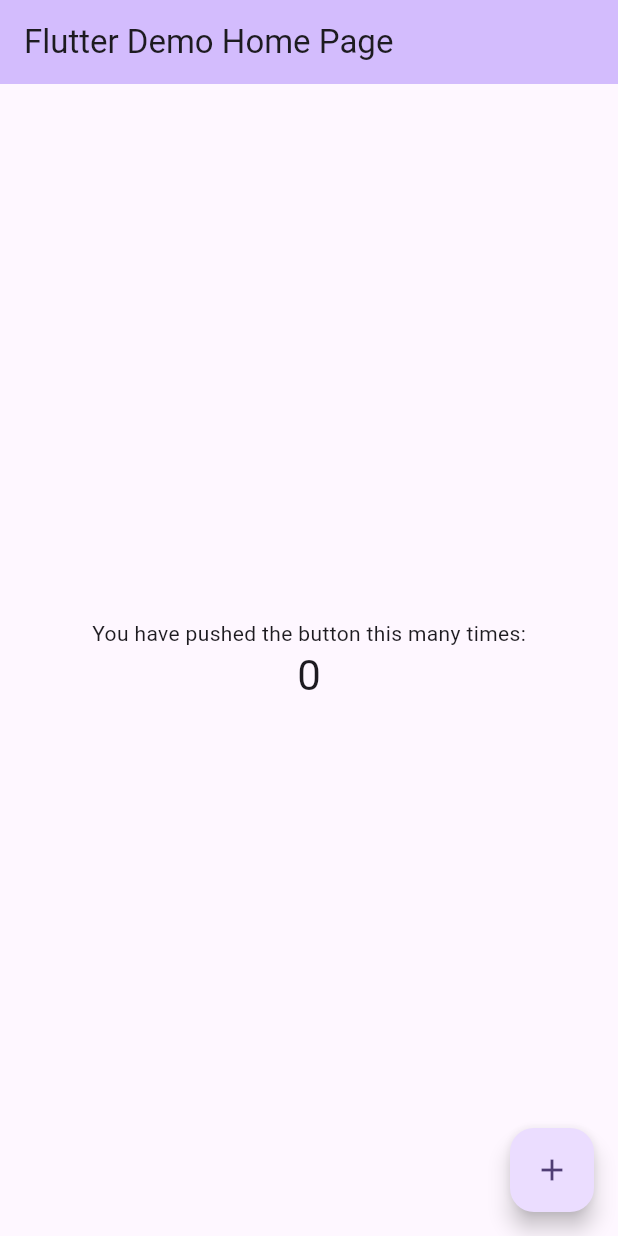
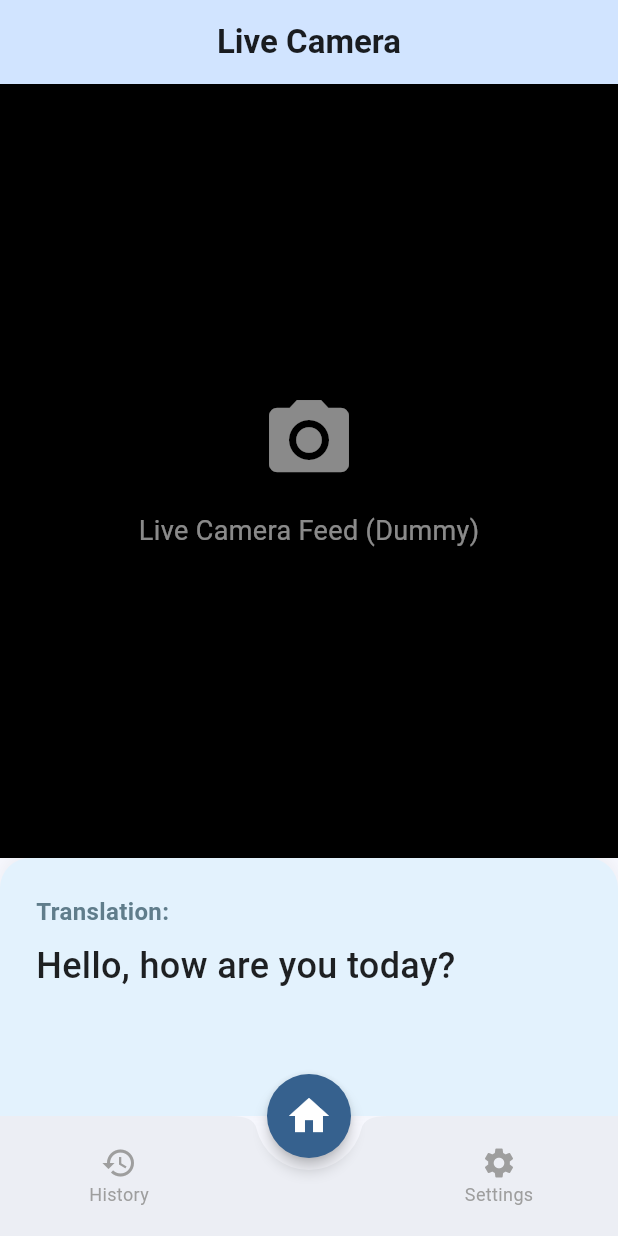
Before and after one commit to NarenVaithiyaa/SignSpeaks, a Flutter app: the screen it shows after launch, on a phone screen of 412 x 824 dp. Run offline on Flutter 3.47's test engine with Material 3 defaults, Android fonts, the phone set to English and light mode, and no system bars.

Commit message:
initial static mobile app design

```diff
--- a/sign_speaks/lib/main.dart
+++ b/sign_speaks/lib/main.dart
@@ -1,122 +1,307 @@
 import 'package:flutter/material.dart';
 
 void main() {
-  runApp(const MyApp());
+  runApp(const SignSpeaksApp());
 }
 
-class MyApp extends StatelessWidget {
-  const MyApp({super.key});
+class SignSpeaksApp extends StatelessWidget {
+  const SignSpeaksApp({super.key});
 
-  // This widget is the root of your application.
   @override
   Widget build(BuildContext context) {
     return MaterialApp(
-      title: 'Flutter Demo',
+      title: 'SignSpeaks',
       theme: ThemeData(
-        // This is the theme of your application.
-        //
-        // TRY THIS: Try running your application with "flutter run". You'll see
-        // the application has a purple toolbar. Then, without quitting the app,
-        // try changing the seedColor in the colorScheme below to Colors.green
-        // and then invoke "hot reload" (save your changes or press the "hot
-        // reload" button in a Flutter-supported IDE, or press "r" if you used
-        // the command line to start the app).
-        //
-        // Notice that the counter didn't reset back to zero; the application
-        // state is not lost during the reload. To reset the state, use hot
-        // restart instead.
-        //
-        // This works for code too, not just values: Most code changes can be
-        // tested with just a hot reload.
-        colorScheme: .fromSeed(seedColor: Colors.deepPurple),
+        colorScheme: ColorScheme.fromSeed(seedColor: Colors.blue),
+        useMaterial3: true,
       ),
-      home: const MyHomePage(title: 'Flutter Demo Home Page'),
+      home: const MainScreen(),
     );
   }
 }
 
-class MyHomePage extends StatefulWidget {
-  const MyHomePage({super.key, required this.title});
-
-  // This widget is the home page of your application. It is stateful, meaning
-  // that it has a State object (defined below) that contains fields that affect
-  // how it looks.
-
-  // This class is the configuration for the state. It holds the values (in this
-  // case the title) provided by the parent (in this case the App widget) and
-  // used by the build method of the State. Fields in a Widget subclass are
-  // always marked "final".
-
-  final String title;
+class MainScreen extends StatefulWidget {
+  const MainScreen({super.key});
 
   @override
-  State<MyHomePage> createState() => _MyHomePageState();
+  State<MainScreen> createState() => _MainScreenState();
 }
 
-class _MyHomePageState extends State<MyHomePage> {
-  int _counter = 0;
+class _MainScreenState extends State<MainScreen> {
+  int _selectedIndex = 1; // Default to Home (Index 1)
 
-  void _incrementCounter() {
+  final List<Widget> _pages = const [HistoryPage(), HomePage(), SettingsPage()];
+
+  void _onItemTapped(int index) {
     setState(() {
-      // This call to setState tells the Flutter framework that something has
-      // changed in this State, which causes it to rerun the build method below
-      // so that the display can reflect the updated values. If we changed
-      // _counter without calling setState(), then the build method would not be
-      // called again, and so nothing would appear to happen.
-      _counter++;
+      _selectedIndex = index;
     });
   }
 
   @override
   Widget build(BuildContext context) {
-    // This method is rerun every time setState is called, for instance as done
-    // by the _incrementCounter method above.
-    //
-    // The Flutter framework has been optimized to make rerunning build methods
-    // fast, so that you can just rebuild anything that needs updating rather
-    // than having to individually change instances of widgets.
     return Scaffold(
-      appBar: AppBar(
-        // TRY THIS: Try changing the color here to a specific color (to
-        // Colors.amber, perhaps?) and trigger a hot reload to see the AppBar
-        // change color while the other colors stay the same.
-        backgroundColor: Theme.of(context).colorScheme.inversePrimary,
-        // Here we take the value from the MyHomePage object that was created by
-        // the App.build method, and use it to set our appbar title.
-        title: Text(widget.title),
+      body: _pages[_selectedIndex],
+      // This creates the "projected" middle button look using a Floating Action Button
+      floatingActionButton: FloatingActionButton(
+        shape: const CircleBorder(),
+        backgroundColor: _selectedIndex == 1
+            ? Theme.of(context).colorScheme.primary
+            : Theme.of(context).colorScheme.secondaryContainer,
+        foregroundColor: _selectedIndex == 1
+            ? Theme.of(context).colorScheme.onPrimary
+            : Theme.of(context).colorScheme.onSecondaryContainer,
+        elevation: 4.0,
+        onPressed: () => _onItemTapped(1),
+        child: const Icon(Icons.home, size: 32),
       ),
-      body: Center(
-        // Center is a layout widget. It takes a single child and positions it
-        // in the middle of the parent.
+      // Docks the floating button into the center of the bottom bar
+      floatingActionButtonLocation: FloatingActionButtonLocation.centerDocked,
+      bottomNavigationBar: BottomAppBar(
+        shape: const CircularNotchedRectangle(),
+        notchMargin: 8.0,
+        child: SizedBox(
+          height: 60,
+          child: Row(
+            mainAxisAlignment: MainAxisAlignment.spaceAround,
+            children: [
+              // History Button (Left)
+              Expanded(
+                child: InkWell(
+                  onTap: () => _onItemTapped(0),
                   child: Column(
-          // Column is also a layout widget. It takes a list of children and
-          // arranges them vertically. By default, it sizes itself to fit its
-          // children horizontally, and tries to be as tall as its parent.
-          //
-          // Column has various properties to control how it sizes itself and
-          // how it positions its children. Here we use mainAxisAlignment to
-          // center the children vertically; the main axis here is the vertical
-          // axis because Columns are vertical (the cross axis would be
-          // horizontal).
-          //
-          // TRY THIS: Invoke "debug painting" (choose the "Toggle Debug Paint"
-          // action in the IDE, or press "p" in the console), to see the
-          // wireframe for each widget.
-          mainAxisAlignment: .center,
+                    mainAxisAlignment: MainAxisAlignment.center,
                     children: [
-            const Text('You have pushed the button this many times:'),
+                      Icon(
+                        Icons.history,
+                        color: _selectedIndex == 0
+                            ? Theme.of(context).colorScheme.primary
+                            : Colors.grey,
+                      ),
                       Text(
-              '$_counter',
-              style: Theme.of(context).textTheme.headlineMedium,
+                        'History',
+                        style: TextStyle(
+                          fontSize: 12,
+                          color: _selectedIndex == 0
+                              ? Theme.of(context).colorScheme.primary
+                              : Colors.grey,
+                        ),
                       ),
                     ],
                   ),
                 ),
-      floatingActionButton: FloatingActionButton(
-        onPressed: _incrementCounter,
-        tooltip: 'Increment',
-        child: const Icon(Icons.add),
+              ),
+              const Expanded(
+                child: SizedBox(),
+              ), // Empty space for the docked FAB
+              // Settings Button (Right)
+              Expanded(
+                child: InkWell(
+                  onTap: () => _onItemTapped(2),
+                  child: Column(
+                    mainAxisAlignment: MainAxisAlignment.center,
+                    children: [
+                      Icon(
+                        Icons.settings,
+                        color: _selectedIndex == 2
+                            ? Theme.of(context).colorScheme.primary
+                            : Colors.grey,
+                      ),
+                      Text(
+                        'Settings',
+                        style: TextStyle(
+                          fontSize: 12,
+                          color: _selectedIndex == 2
+                              ? Theme.of(context).colorScheme.primary
+                              : Colors.grey,
+                        ),
+                      ),
+                    ],
+                  ),
+                ),
+              ),
+            ],
+          ),
+        ),
       ),
     );
   }
 }
+
+class HomePage extends StatelessWidget {
+  const HomePage({super.key});
+
+  @override
+  Widget build(BuildContext context) {
+    return Scaffold(
+      appBar: AppBar(
+        centerTitle: true,
+        title: const Text(
+          'Live Camera',
+          style: TextStyle(fontWeight: FontWeight.bold),
+        ),
+        backgroundColor: Theme.of(context).colorScheme.primaryContainer,
+      ),
+      body: Column(
+        children: [
+          // 3/4 of the page for Live Camera Feed
+          Expanded(
+            flex: 3,
+            child: Container(
+              color: Colors.black,
+              child: const Center(
+                child: Column(
+                  mainAxisAlignment: MainAxisAlignment.center,
+                  children: [
+                    Icon(Icons.camera_alt, color: Colors.white54, size: 64),
+                    SizedBox(height: 16),
+                    Text(
+                      'Live Camera Feed (Dummy)',
+                      style: TextStyle(color: Colors.white54, fontSize: 18),
+                    ),
+                  ],
+                ),
+              ),
+            ),
+          ),
+          // 1/4 of the page for Live English Translation
+          Expanded(
+            flex: 1,
+            child: Container(
+              width: double.infinity,
+              padding: const EdgeInsets.all(24.0),
+              decoration: BoxDecoration(
+                color: Colors.blue.shade50, // Subtle blue hint
+                borderRadius: const BorderRadius.only(
+                  topLeft: Radius.circular(20),
+                  topRight: Radius.circular(20),
+                ),
+                boxShadow: [
+                  BoxShadow(
+                    color: Colors.black.withOpacity(0.05),
+                    offset: const Offset(0, -4),
+                    blurRadius: 10,
+                  ),
+                ],
+              ),
+              child: const Column(
+                crossAxisAlignment: CrossAxisAlignment.start,
+                children: [
+                  Text(
+                    'Translation:',
+                    style: TextStyle(
+                      fontWeight: FontWeight.bold,
+                      fontSize: 16,
+                      color: Colors.blueGrey,
+                    ),
+                  ),
+                  SizedBox(height: 8),
+                  Text(
+                    'Hello, how are you today?', // Dummy data
+                    style: TextStyle(
+                      fontSize: 24,
+                      fontWeight: FontWeight.w500,
+                      color: Colors.black87,
+                    ),
+                  ),
+                ],
+              ),
+            ),
+          ),
+        ],
+      ),
+    );
+  }
+}
+
+class HistoryPage extends StatelessWidget {
+  const HistoryPage({super.key});
+
+  @override
+  Widget build(BuildContext context) {
+    return Scaffold(
+      appBar: AppBar(
+        title: const Text(
+          'Translation History',
+          style: TextStyle(fontWeight: FontWeight.bold),
+        ),
+        backgroundColor: Theme.of(context).colorScheme.primaryContainer,
+      ),
+      body: ListView.builder(
+        itemCount: 10, // Dummy history count
+        itemBuilder: (context, index) {
+          return ListTile(
+            leading: const CircleAvatar(
+              backgroundColor: Colors.blue,
+              child: Icon(Icons.history, color: Colors.white),
+            ),
+            title: Text(
+              'Dummy Translation ${index + 1}',
+              style: const TextStyle(fontWeight: FontWeight.w500),
+            ),
+            subtitle: Text(
+              'Recorded on ${DateTime.now().toLocal().toString().split(' ')[0]}',
+            ),
+            trailing: const Icon(Icons.chevron_right, color: Colors.grey),
+          );
+        },
+      ),
+    );
+  }
+}
+
+class SettingsPage extends StatelessWidget {
+  const SettingsPage({super.key});
+
+  @override
+  Widget build(BuildContext context) {
+    return Scaffold(
+      appBar: AppBar(
+        title: const Text(
+          'Settings',
+          style: TextStyle(fontWeight: FontWeight.bold),
+        ),
+        backgroundColor: Theme.of(context).colorScheme.primaryContainer,
+      ),
+      body: ListView(
+        children: const [
+          ListTile(
+            leading: Icon(Icons.person, color: Colors.blue),
+            title: Text(
+              'Account Profile',
+              style: TextStyle(fontWeight: FontWeight.w500),
+            ),
+            trailing: Icon(Icons.chevron_right, color: Colors.grey),
+          ),
+          Divider(),
+          ListTile(
+            leading: Icon(Icons.language, color: Colors.blue),
+            title: Text(
+              'Language Preferences',
+              style: TextStyle(fontWeight: FontWeight.w500),
+            ),
+            trailing: Icon(Icons.chevron_right, color: Colors.grey),
+          ),
+          Divider(),
+          ListTile(
+            leading: Icon(Icons.notifications, color: Colors.blue),
+            title: Text(
+              'Notifications',
+              style: TextStyle(fontWeight: FontWeight.w500),
+            ),
+            trailing: Icon(Icons.chevron_right, color: Colors.grey),
+          ),
+          Divider(),
+          ListTile(
+            leading: Icon(Icons.help, color: Colors.blue),
+            title: Text(
+              'Help & Support',
+              style: TextStyle(fontWeight: FontWeight.w500),
+            ),
+            trailing: Icon(Icons.chevron_right, color: Colors.grey),
+          ),
+        ],
+      ),
+    );
+  }
+}
```
Lines whose indentation alone changed are shown as unchanged.
